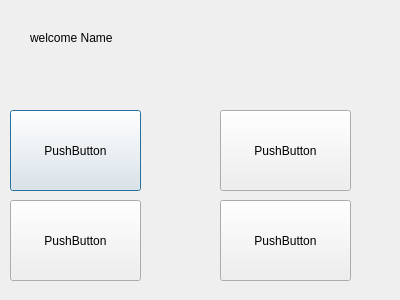
This is mainpageuser.ui in yassienE4/Lab_Project as Qt 5 draws it before an edit. The edited form follows.
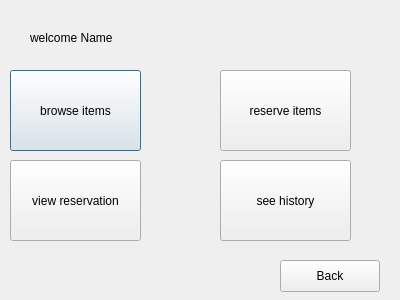
This is the edited form.

Diff of the .ui file:
```diff
--- a/mainpageuser.ui
+++ b/mainpageuser.ui
@@ -30,52 +30,65 @@
    <property name="geometry">
     <rect>
      <x>10</x>
-     <y>110</y>
+     <y>70</y>
      <width>131</width>
      <height>81</height>
     </rect>
    </property>
    <property name="text">
-    <string>PushButton</string>
+    <string>browse items</string>
    </property>
   </widget>
   <widget class="QPushButton" name="pushButton_2">
    <property name="geometry">
     <rect>
      <x>10</x>
-     <y>200</y>
+     <y>160</y>
      <width>131</width>
      <height>81</height>
     </rect>
    </property>
    <property name="text">
-    <string>PushButton</string>
+    <string>view reservation</string>
    </property>
   </widget>
   <widget class="QPushButton" name="pushButton_3">
    <property name="geometry">
     <rect>
      <x>220</x>
-     <y>110</y>
+     <y>70</y>
      <width>131</width>
      <height>81</height>
     </rect>
    </property>
    <property name="text">
-    <string>PushButton</string>
+    <string>reserve items</string>
    </property>
   </widget>
   <widget class="QPushButton" name="pushButton_4">
    <property name="geometry">
     <rect>
      <x>220</x>
-     <y>200</y>
+     <y>160</y>
      <width>131</width>
      <height>81</height>
     </rect>
    </property>
    <property name="text">
-    <string>PushButton</string>
+    <string>see history</string>
+   </property>
+  </widget>
+  <widget class="QPushButton" name="pushButton_Back">
+   <property name="geometry">
+    <rect>
+     <x>280</x>
+     <y>260</y>
+     <width>100</width>
+     <height>32</height>
+    </rect>
+   </property>
+   <property name="text">
+    <string>Back</string>
    </property>
   </widget>
  </widget>
```
Left out of the diff: 10 changed lines with no effect on the pictures.
